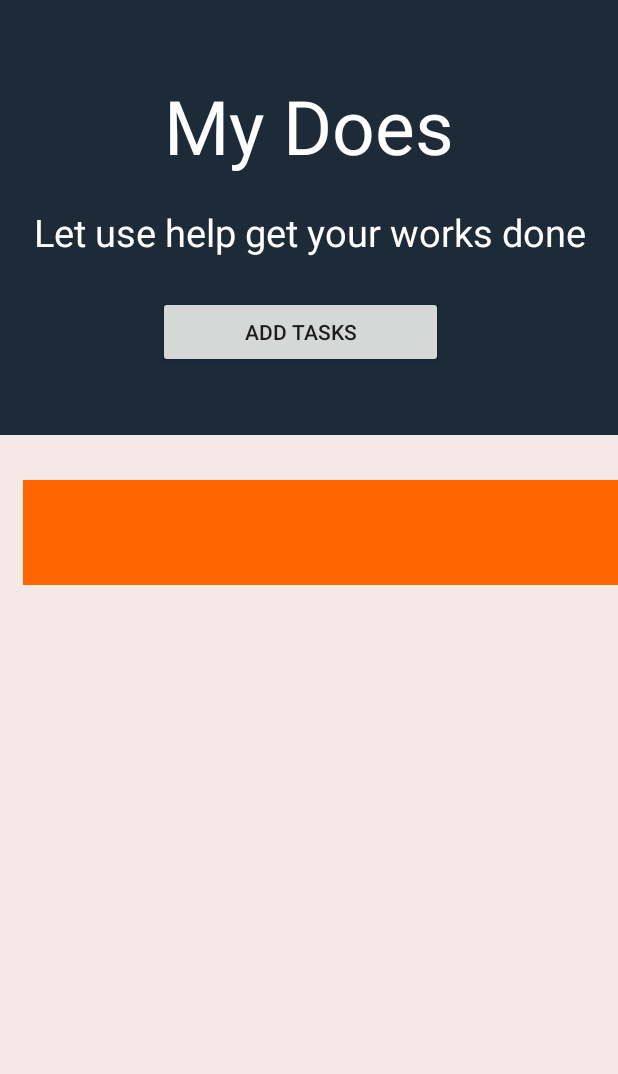
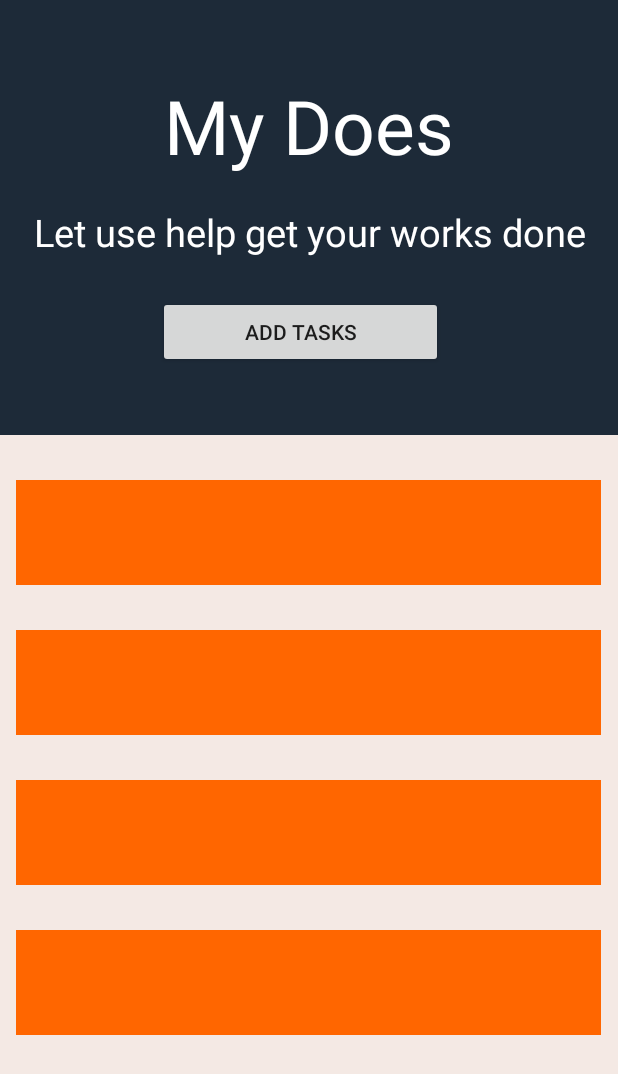
Before and after one commit to RatnakPiseth/todolist-cs360, an Android app: the screen it shows after launch (MainActivity), on a phone screen of 412 x 824 dp. Shown: the top 1074 px of the screen. Run offline under Robolectric (Android 15) with nearby library versions, the light colour scheme and no system bars.

Commit message:
Second commit

```diff
--- a/app/src/main/res/layout/activity_main.xml
+++ b/app/src/main/res/layout/activity_main.xml
@@ -53,20 +53,43 @@
         <!--Layout 2 for to do list-->
         <LinearLayout
             android:layout_width="match_parent"
-            android:layout_height="600dp">
+            android:layout_height="600dp"
+            android:orientation="vertical">
+            <!--Todo list 1 -->
             <TextView
-                android:layout_width="600dp"
+                android:layout_width="390dp"
                 android:layout_height="70dp"
-                android:layout_marginStart="15dp"
+                android:layout_marginStart="10.5dp"
                 android:textSize="30sp"
                 android:textAlignment="textStart"
                 android:layout_marginTop="30dp"
                 android:textColor="#FFF"
                 android:background="@drawable/box"/>
+            <!--Todo list 2 -->
             <TextView
-                android:layout_width="600dp"
+                android:layout_width="390dp"
                 android:layout_height="70dp"
-                android:layout_marginStart="5dp"
+                android:layout_marginStart="10.5dp"
+                android:textSize="30sp"
+                android:textAlignment="textStart"
+                android:layout_marginTop="30dp"
+                android:textColor="#FFF"
+                android:background="@drawable/box"/>
+            <!--Todo list 3 -->
+            <TextView
+                android:layout_width="390dp"
+                android:layout_height="70dp"
+                android:layout_marginStart="10.5dp"
+                android:textSize="30sp"
+                android:textAlignment="textStart"
+                android:layout_marginTop="30dp"
+                android:textColor="#FFF"
+                android:background="@drawable/box"/>
+            <!--Todo list 4 -->
+            <TextView
+                android:layout_width="390dp"
+                android:layout_height="70dp"
+                android:layout_marginStart="10.5dp"
                 android:textSize="30sp"
                 android:textAlignment="textStart"
                 android:layout_marginTop="30dp"
--- a/app/src/main/res/values/colors.xml
+++ b/app/src/main/res/values/colors.xml
@@ -3,4 +3,5 @@
     <color name="colorPrimary">#6200EE</color>
     <color name="colorPrimaryDark">#3700B3</color>
     <color name="colorAccent">#03DAC5</color>
+    <color name="orange">#FF6700</color>
 </resources>
```
Also changed, not shown: app/src/main/res/layout/creat_list.xml (added, +83 -0 lines), app/src/main/res/layout/main_screen.xml (added, +22 -0 lines).
